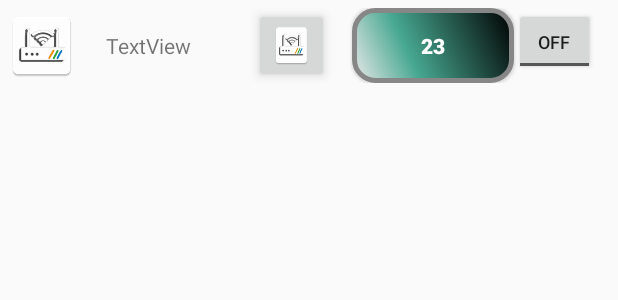
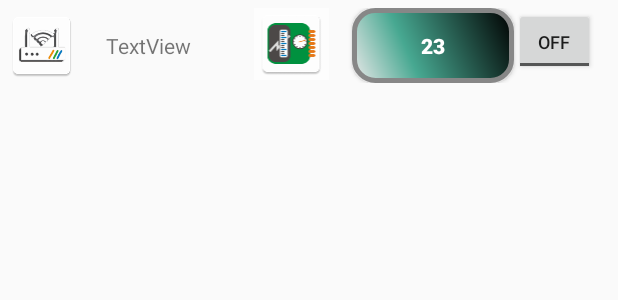
Before and after one commit to yuzheng/android-iot-app, an Android app: the layout list_sensor.xml on its own in the app's theme, with its tools: preview values and no code run, on a phone screen of 412 x 824 dp. Shown: the top 300 px of the screen. Run offline under Robolectric (Android 15) with nearby library versions, the phone set to English and light mode, and no system bars.

Commit message:
[完成拍照功能] 改用低解析度的圖

```diff
--- a/app/src/main/res/layout/list_sensor.xml
+++ b/app/src/main/res/layout/list_sensor.xml
@@ -1,6 +1,7 @@
 <?xml version="1.0" encoding="utf-8"?>
 <LinearLayout xmlns:android="http://schemas.android.com/apk/res/android"
     xmlns:app="http://schemas.android.com/apk/res-auto"
+    xmlns:tools="http://schemas.android.com/tools"
     android:orientation="horizontal" android:layout_width="match_parent"
     android:id="@+id/list_Sensor"
     android:layout_marginTop="5dp"
@@ -27,11 +28,12 @@
     <ImageButton
         android:layout_width="50dp"
         android:layout_height="wrap_content"
-        app:srcCompat="@mipmap/image_gateway"
         android:id="@+id/imgbtn_SensorStore"
         android:layout_marginRight="15dp"
-        android:scaleType="fitXY"
-        android:elevation="5dp" />
+        android:scaleType="fitCenter"
+        android:elevation="2dp"
+        android:background="?android:attr/textColorHintInverse"
+        app:srcCompat="@mipmap/image_sensor" />
 
     <Button
         android:text="23"
```
Also changed, not shown: app/src/main/java/com/cht/iot/chtiotapp/fragment/SensorFragment.java (+18 -9 lines), app/src/main/java/com/cht/iot/chtiotapp/other/SensorAdapter.java (+10 -7 lines), 1 other file.
